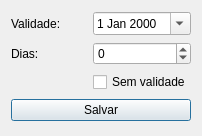
The window that ui/validadedialog.ui (darktorres/ERP-STACCATO) describes before a commit, drawn with Qt 5.
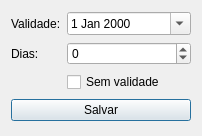
The same window after the commit.

```diff
--- a/ui/validadedialog.ui
+++ b/ui/validadedialog.ui
@@ -16,6 +16,12 @@
   <layout class="QGridLayout" name="gridLayout">
    <item row="1" column="0">
     <widget class="QLabel" name="label_2">
+     <property name="sizePolicy">
+      <sizepolicy hsizetype="Maximum" vsizetype="Preferred">
+       <horstretch>0</horstretch>
+       <verstretch>0</verstretch>
+      </sizepolicy>
+     </property>
      <property name="text">
       <string>Dias:</string>
      </property>
@@ -23,6 +29,12 @@
    </item>
    <item row="0" column="0">
     <widget class="QLabel" name="label">
+     <property name="sizePolicy">
+      <sizepolicy hsizetype="Maximum" vsizetype="Preferred">
+       <horstretch>0</horstretch>
+       <verstretch>0</verstretch>
+      </sizepolicy>
+     </property>
      <property name="text">
       <string>Validade:</string>
      </property>
```
